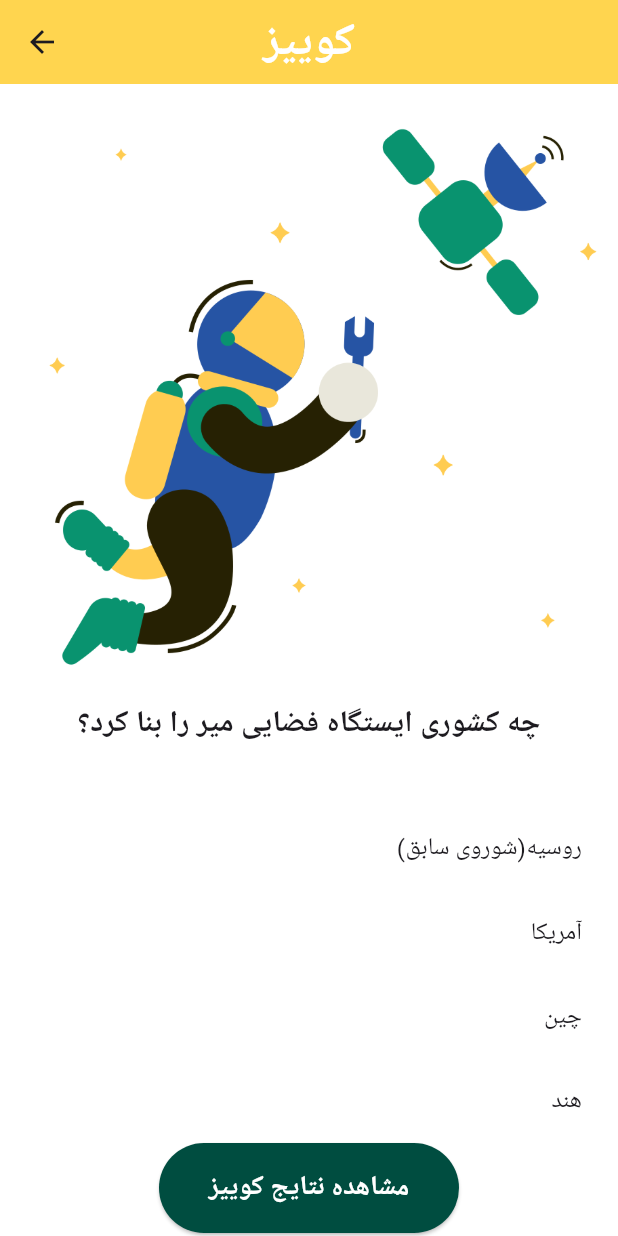
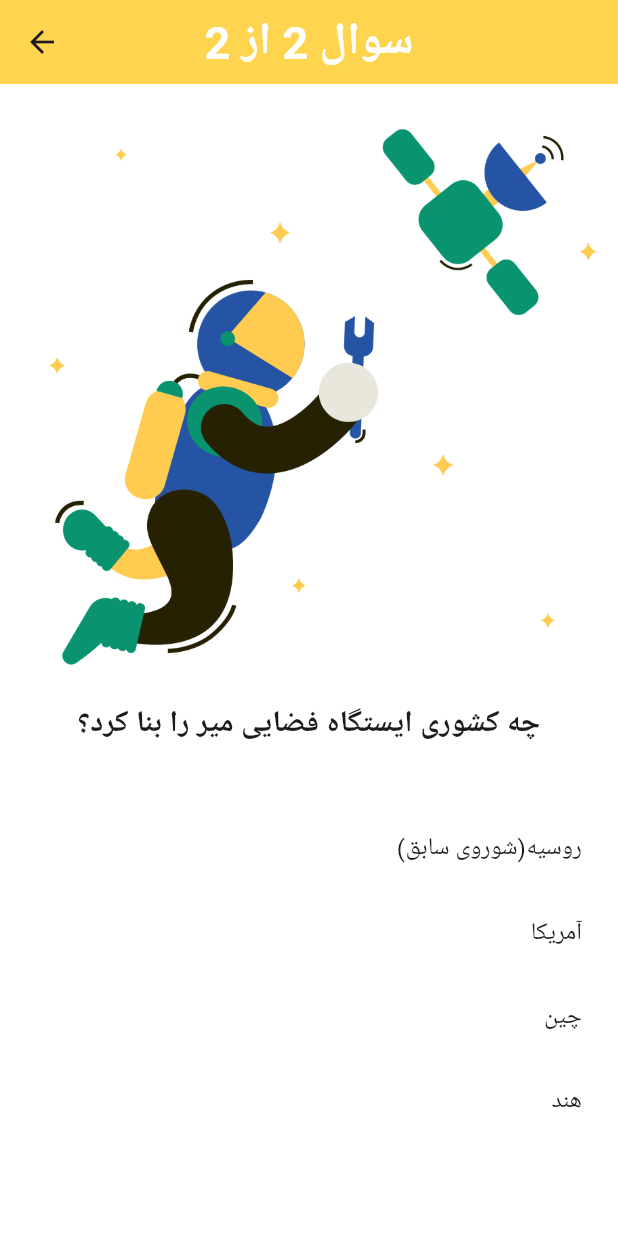
Before and after one commit to MMETehrani/quizz_app, a Flutter app: the QuizzPage1 screen opened directly, after a tap on "امیراحمدادیبی", on a phone screen of 412 x 824 dp. Run offline on Flutter 3.47's test engine with Material 3 defaults, Android fonts, the phone set to English and light mode, and no system bars.

Commit message:
Show question number

```diff
--- a/lib/quizz_page1.dart
+++ b/lib/quizz_page1.dart
@@ -14,6 +14,8 @@ class _QuizzPage1State extends State<QuizzPage1> {
   question? selectedQuestion;
   bool isFinalAnswerSumbited = false;
   int correctAnswer = 0;
+  int numberPage = getQuestionList().length - 1;
+  // int page = shownQuestionIndex + 1;
 
   @override
   Widget build(BuildContext context) {
@@ -26,7 +28,7 @@ class _QuizzPage1State extends State<QuizzPage1> {
         centerTitle: true,
         backgroundColor: Colors.amber[300],
         title: Text(
-          'کوییز',
+          'سوال ${shownQuestionIndex + 1} از ${numberPage + 1}',
           style: TextStyle(
             fontWeight: FontWeight.bold,
             color: Colors.white,
@@ -84,12 +86,12 @@ class _QuizzPage1State extends State<QuizzPage1> {
         } else {
           print('wrong');
         }
+        if (shownQuestionIndex == getQuestionList().length - 1) {
+          isFinalAnswerSumbited = true;
+        }
         setState(() {
           if (shownQuestionIndex < getQuestionList().length - 1) {
             shownQuestionIndex++;
-          }
-          if (shownQuestionIndex == getQuestionList().length - 1) {
-            isFinalAnswerSumbited = true;
           }
         });
       },
```
